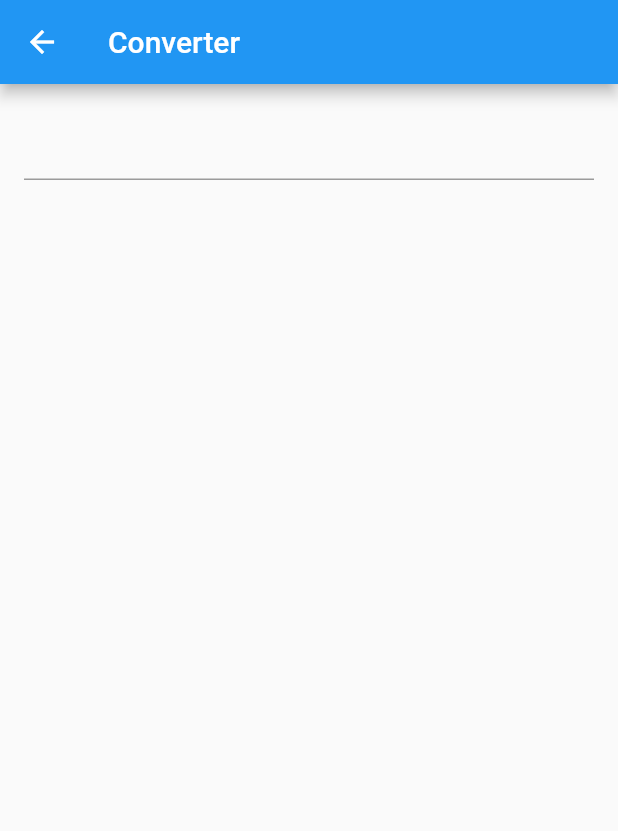
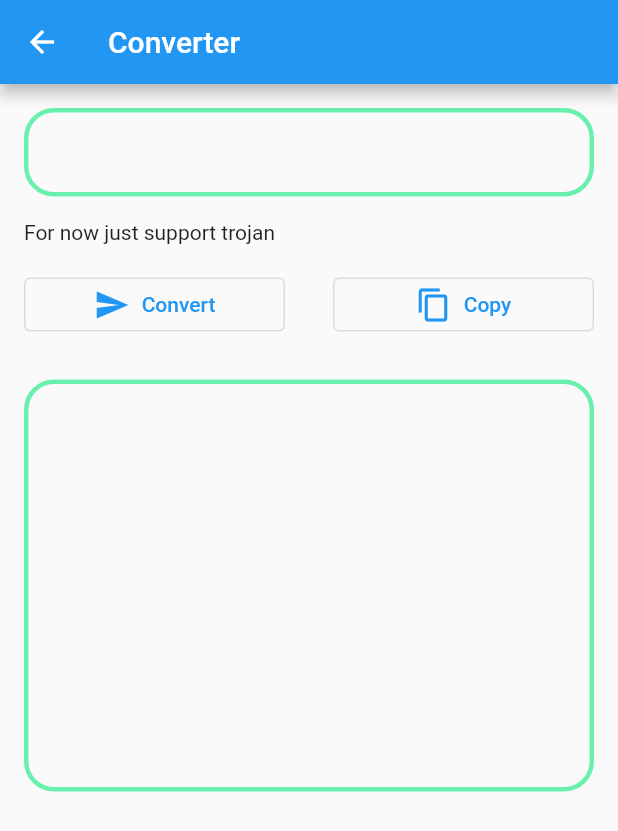
Before and after one commit to edoaurahman/box-for-magisk-manager, a Flutter app: the Convert screen opened directly, on a phone screen of 412 x 824 dp. Shown: the top 831 px of the screen. Run offline on Flutter 3.47's test engine with Material 2 defaults, Android fonts, the phone set to English and light mode, and no system bars; our stand-ins replace webview_flutter; missing offline and left inert: process_run, root.

Commit message:
ADD CONVERTER(TROJAN)

```diff
--- a/lib/src/decoder.dart
+++ b/lib/src/decoder.dart
@@ -1,4 +1,5 @@
 import 'package:flutter/material.dart';
+import 'package:flutter/services.dart';
 
 class Convert extends StatefulWidget {
   const Convert({super.key});
@@ -7,45 +8,160 @@ class Convert extends StatefulWidget {
   State<StatefulWidget> createState() => _ConvertState();
 }
 
-Future<void> convert(String account) async {
-  try {
-    // Map<String, String> params = Stream.of(account)
-
-  } catch (e) {}
-}
-
 class _ConvertState extends State<Convert> {
-  final myController = TextEditingController();
-
+  final rawText = TextEditingController();
+  String decodeText = "";
+  @override
   void dispose() {
-    myController.dispose();
+    rawText.dispose();
     super.dispose();
-  }
-
-  void _printLatestValue() {
-    print('Text Field: ${myController.text}');
-  }
-
-  void initState() {
-    super.initState();
-    myController.addListener(_printLatestValue);
   }
 
   @override
   Widget build(BuildContext context) {
+    void notificationBar(snackBar) {
+      ScaffoldMessenger.of(context).showSnackBar(snackBar);
+    }
+
+    void trojanDecode() {
+      String input = rawText.text;
+      input = input.replaceAll('trojan://', '');
+      List<String> getParams = input.split(RegExp('[@:?#]'));
+      try {
+        var filter = getParams[3];
+        var keyValuePairs = filter.split('&');
+        Map octMap = <String, String>{};
+        for (var i = 0; i < keyValuePairs.length; i++) {
+          List pair = keyValuePairs[i].split('=');
+          octMap[pair[0]] = pair[1];
+        }
+        var accDecode = StringBuffer();
+        accDecode.write(
+            '- name: ${getParams.length >= 5 ? getParams[4] : 'Simple-sub'}\n');
+        accDecode.write('    server: ${getParams[1]}\n');
+        accDecode.write('    port: ${getParams[2].replaceAll('/', '')}\n');
+        accDecode.write('    password: ${getParams[0]}\n');
+        accDecode.write('    skip-cert-verify: true\n');
+        if (octMap['sni'] != null) {
+          accDecode.write('    sni: ${octMap['sni']}\n');
+        } else {
+          accDecode.write('    sni: ${getParams[1]}\n');
+        }
+        accDecode.write('    network: ${octMap['type']}\n');
+        if (octMap['type'] != null && octMap['type'] == "ws") {
+          accDecode.write('    ws-opts: ');
+          accDecode.write('      path: ${octMap['path']}');
+          accDecode.write('      headers: ');
+          if (octMap['host'] != null) {
+            accDecode.write('        Host: ${octMap['host']}');
+          } else {
+            accDecode.write('        Host: ${getParams[1]}');
+          }
+        } else if (octMap['type'] != null && octMap['type'] == 'grpc') {
+          accDecode.write('    grpc-opts: ');
+          if (octMap['serviceName'].toString().contains('#')) {
+            accDecode.write(
+                '      grpc-service-name: ${octMap['serviceName'].split('#')[0]}');
+          } else {
+            accDecode
+                .write('      grpc-service-name: ${octMap['serviceName']}');
+          }
+        }
+        accDecode.write('    udp: true');
+        setState(() {
+          decodeText = accDecode.toString();
+        });
+      } catch (e) {
+        const snackBar =
+            SnackBar(content: Text('an error occurs, check your config again'));
+        notificationBar(snackBar);
+      }
+    }
+
+    // String urlDecodeVMess(String uri) {
+    //   final base64Decoder = base64.decoder;
+    //   String base64Bytes = uri;
+    //   final decodedBytes = base64Decoder.convert(base64Bytes);
+    //   String decoded = utf8.decode(decodedBytes);
+    //   return decoded;
+    // }
+
+    var width = MediaQuery.of(context).size.width;
+
     return Scaffold(
-        appBar: AppBar(title: Text('Converter')),
-        body:
-              Column(
-                children: [
-                  Padding(
-                    padding: EdgeInsets.all(16.0),
-                    child: TextFormField(
-                      controller: myController,
+        appBar: AppBar(title: const Text('Converter')),
+        resizeToAvoidBottomInset: false,
+        body: Column(
+          children: [
+            Padding(
+              padding: const EdgeInsets.fromLTRB(16, 16, 16, 0),
+              child: TextFormField(
+                controller: rawText,
+                minLines: null,
+                maxLines: null,
+                decoration: InputDecoration(
+                    focusedBorder: OutlineInputBorder(
+                        borderSide: const BorderSide(
+                            width: 3, color: Color.fromARGB(255, 0, 204, 105)),
+                        borderRadius: BorderRadius.circular(20.0)),
+                    enabledBorder: OutlineInputBorder(
+                        borderSide: const BorderSide(
+                            width: 3, color: Colors.greenAccent),
+                        borderRadius: BorderRadius.circular(20.0))),
+              ),
+            ),
+            Row(children: const [
+              Padding(
+                padding: EdgeInsets.fromLTRB(16, 16, 16, 0),
+                child: Text('For now just support trojan'),
+              ),
+            ]),
+            Container(
+                padding: const EdgeInsets.all(16.0),
+                child: Row(
+                  children: [
+                    SizedBox(
+                      width: width / 2 - 32,
+                      child: OutlinedButton.icon(
+                          onPressed: trojanDecode,
+                          icon: const Icon(Icons.send),
+                          label: const Text('Convert')),
                     ),
-                  )
-                ],
-              )
-        );
+                    const Spacer(),
+                    SizedBox(
+                      width: width / 2 - 32,
+                      child: OutlinedButton.icon(
+                          onPressed: () {
+                            const snackBar =
+                                SnackBar(content: Text('Copied to Clipboard'));
+                            Clipboard.setData(ClipboardData(text: decodeText))
+                                .then((value) => notificationBar(snackBar));
+                          },
+                          icon: const Icon(Icons.copy),
+                          label: const Text('Copy')),
+                    ),
+                  ],
+                )),
+            //
+            Center(
+              child: Container(
+                margin: const EdgeInsets.fromLTRB(0, 10, 0, 0),
+                height: MediaQuery.of(context).size.height / 3,
+                decoration: BoxDecoration(
+                  border: Border.all(color: Colors.greenAccent, width: 3),
+                  borderRadius: const BorderRadius.all(Radius.circular(20)),
+                ),
+                width: MediaQuery.of(context).size.width - 32,
+                child: Center(
+                  child: ListView(padding: const EdgeInsets.all(10), children: [
+                    Text(
+                      decodeText,
+                    )
+                  ]),
+                ),
+              ),
+            ),
+          ],
+        ));
   }
 }
--- a/pubspec.yaml
+++ b/pubspec.yaml
@@ -17,7 +17,7 @@ publish_to: 'none' # Remove this line if you wish to publish to pub.dev
 # https://developer.apple.com/library/archive/documentation/General/Reference/InfoPlistKeyReference/Articles/CoreFoundationKeys.html
 # In Windows, build-name is used as the major, minor, and patch parts
 # of the product and file versions while build-number is used as the build suffix.
-version: 1.0.0+1
+version: 1.0.2+3
 
 environment:
   sdk: '>=2.18.5 <3.0.0'
```
Also changed, not shown: pubspec.lock, 1 other file.
